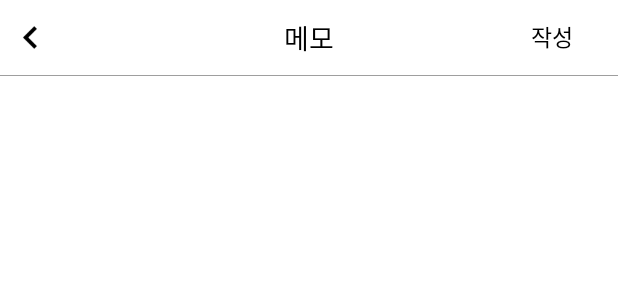
After one commit to sunghyunpark/memohae, an Android app: the layout activity_write_memo.xml on its own in the app's theme, with its tools: preview values and no code run, on a phone screen of 412 x 824 dp. The commit adds this screen. Shown: the top 300 px of the screen. Run offline under Robolectric (Android 15) with nearby library versions, the phone set to English and light mode, and no system bars.

Commit message:
WriteMemoActivity 및 Realm 적용

```diff
--- a/app/src/main/AndroidManifest.xml
+++ b/app/src/main/AndroidManifest.xml
@@ -16,6 +16,7 @@
                 <category android:name="android.intent.category.LAUNCHER" />
             </intent-filter>
         </activity>
+        <activity android:name=".WriteMemoActivity"></activity>
     </application>
 
 </manifest>
--- a/app/src/main/res/layout/activity_main.xml
+++ b/app/src/main/res/layout/activity_main.xml
@@ -27,6 +27,7 @@
             android:layout_weight="1"
             android:background="@null">
             <ImageButton
+                android:id="@+id/delete_memo_btn"
                 android:layout_width="25dp"
                 android:layout_height="25dp"
                 android:layout_centerHorizontal="true"
@@ -40,6 +41,7 @@
             android:layout_weight="1"
             android:background="@null">
             <ImageButton
+                android:id="@+id/write_memo_btn"
                 android:layout_width="45dp"
                 android:layout_height="45dp"
                 android:layout_centerHorizontal="true"
@@ -53,6 +55,7 @@
             android:layout_weight="1"
             android:background="@null">
             <ImageButton
+                android:id="@+id/setting_btn"
                 android:layout_width="25dp"
                 android:layout_height="25dp"
                 android:layout_centerHorizontal="true"
--- /dev/null
+++ b/app/src/main/res/layout/activity_write_memo.xml
@@ -0,0 +1,61 @@
+<?xml version="1.0" encoding="utf-8"?>
+<LinearLayout xmlns:android="http://schemas.android.com/apk/res/android"
+    xmlns:app="http://schemas.android.com/apk/res-auto"
+    xmlns:tools="http://schemas.android.com/tools"
+    android:layout_width="match_parent"
+    android:layout_height="match_parent"
+    android:orientation="vertical"
+    android:background="@color/colorWhite">
+
+    <RelativeLayout
+        android:id="@+id/app_title_bar"
+        android:layout_width="match_parent"
+        android:layout_height="50dp"
+        android:background="@color/colorWhite"
+        android:layout_alignParentTop="true">
+
+        <ImageButton
+            android:id="@+id/back_btn"
+            android:layout_width="30dp"
+            android:layout_height="30dp"
+            android:layout_centerVertical="true"
+            android:layout_marginLeft="5dp"
+            android:background="@mipmap/back_btn_img"/>
+        <TextView
+            android:layout_width="wrap_content"
+            android:layout_height="wrap_content"
+            android:text="@string/write_memo_activity_title"
+            android:layout_centerHorizontal="true"
+            android:layout_centerVertical="true"
+            android:textColor="@color/colorBlack"
+            android:textSize="18dp"/>
+
+        <Button
+            android:id="@+id/write_btn"
+            android:layout_width="wrap_content"
+            android:layout_height="wrap_content"
+            android:background="@null"
+            android:layout_alignParentRight="true"
+            android:layout_centerVertical="true"
+            android:text="@string/write_memo_activity_save_btn_txt"
+            android:textColor="@color/colorBlack"
+            android:textSize="15dp"/>
+    </RelativeLayout>
+    <!--구분선-->
+    <LinearLayout
+        android:id="@+id/divider"
+        android:layout_width="fill_parent"
+        android:layout_height="0.5dp"
+        android:orientation="horizontal"
+        android:layout_below="@+id/app_title_bar"
+        android:background="#9E9E9E"></LinearLayout>
+
+    <EditText
+        android:id="@+id/memo_edit_box"
+        android:layout_width="match_parent"
+        android:layout_height="wrap_content"
+        android:padding="15dp"
+        android:background="@null"
+        android:textSize="15dp"/>
+
+</LinearLayout>
--- a/app/src/main/res/layout/recyclerview_memo_item.xml
+++ b/app/src/main/res/layout/recyclerview_memo_item.xml
@@ -11,6 +11,7 @@
         android:layout_width="wrap_content"
         android:layout_height="wrap_content"
         android:textSize="15dp"
+        android:padding="8dp"
         android:textColor="@color/colorWhite"
         android:layout_centerVertical="true"
         android:layout_centerHorizontal="true"/>
--- a/app/src/main/res/values/colors.xml
+++ b/app/src/main/res/values/colors.xml
@@ -4,4 +4,5 @@
     <color name="colorPrimaryDark">#00B0FF</color>
     <color name="colorAccent">#00B0FF</color>
     <color name="colorWhite">#ffffff</color>
+    <color name="colorBlack">#000000</color>
 </resources>
--- a/app/src/main/res/values/strings.xml
+++ b/app/src/main/res/values/strings.xml
@@ -1,3 +1,5 @@
 <resources>
     <string name="app_name">memohae</string>
+    <string name="write_memo_activity_title">메모</string>
+    <string name="write_memo_activity_save_btn_txt">작성</string>
 </resources>
```
Also changed, not shown: app/src/main/java/com/yssh/memohae/MainActivity.java (+61 -14 lines), app/src/main/java/com/yssh/memohae/WriteMemoActivity.java (added, +79 -0 lines), app/src/main/java/database/model/MemoVO.java (+18 -0 lines), app/src/main/java/model/MemoModel.java (deleted, +0 -26 lines), app/src/main/res/mipmap-mdpi/back_btn_img.png (added).
